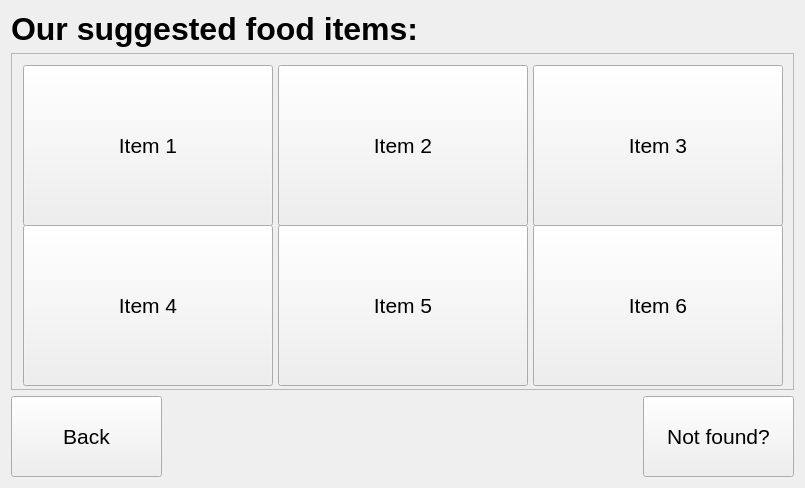
First picture: the form in v3/qt/foodSuggestionMenu/foodsuggestionmenu.ui, repository twschung/IoT-Smart-Scale, before the edit.
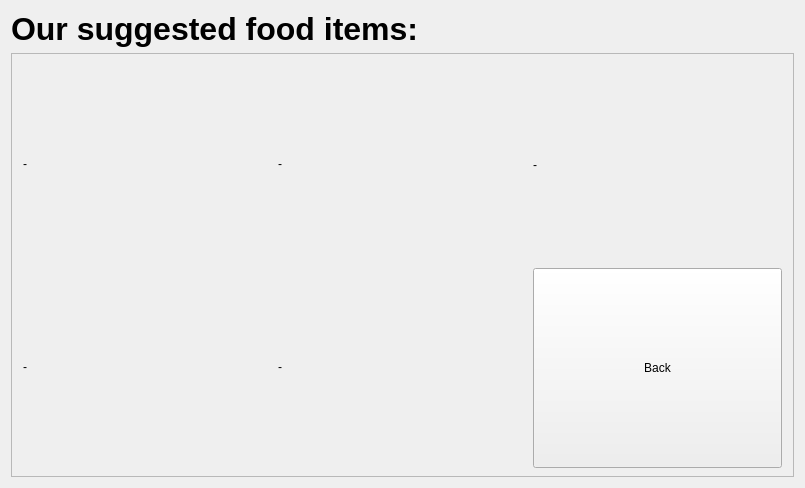
Second picture: the form after the edit.

```diff
--- a/v3/qt/foodSuggestionMenu/foodsuggestionmenu.ui
+++ b/v3/qt/foodSuggestionMenu/foodsuggestionmenu.ui
@@ -46,7 +46,7 @@
         <x>0</x>
         <y>0</y>
         <width>779</width>
-        <height>334</height>
+        <height>425</height>
        </rect>
       </property>
       <property name="minimumSize">
@@ -56,117 +56,57 @@
        </size>
       </property>
       <layout class="QGridLayout" name="gridLayout_3">
-       <item row="1" column="1">
-        <widget class="QPushButton" name="btn_item5">
-         <property name="minimumSize">
-          <size>
-           <width>250</width>
-           <height>161</height>
-          </size>
-         </property>
-         <property name="font">
-          <font>
-           <family>Helvetica Neue</family>
-           <pointsize>16</pointsize>
-          </font>
-         </property>
+       <item row="1" column="3">
+        <widget class="QLabel" name="lbl_sug3">
          <property name="text">
-          <string>Item 5</string>
-         </property>
-        </widget>
-       </item>
-       <item row="1" column="0">
-        <widget class="QPushButton" name="btn_item4">
-         <property name="minimumSize">
-          <size>
-           <width>250</width>
-           <height>161</height>
-          </size>
-         </property>
-         <property name="font">
-          <font>
-           <family>Helvetica Neue</family>
-           <pointsize>16</pointsize>
-          </font>
-         </property>
-         <property name="text">
-          <string>Item 4</string>
+          <string>-</string>
          </property>
         </widget>
        </item>
        <item row="1" column="2">
-        <widget class="QPushButton" name="btn_item6">
-         <property name="minimumSize">
-          <size>
-           <width>250</width>
-           <height>161</height>
-          </size>
-         </property>
-         <property name="font">
-          <font>
-           <family>Helvetica Neue</family>
-           <pointsize>16</pointsize>
-          </font>
-         </property>
+        <widget class="QLabel" name="lbl_sug1">
          <property name="text">
-          <string>Item 6</string>
+          <string>-</string>
          </property>
         </widget>
        </item>
-       <item row="0" column="1">
-        <widget class="QPushButton" name="btn_item2">
-         <property name="minimumSize">
-          <size>
-           <width>250</width>
-           <height>161</height>
-          </size>
+       <item row="2" column="2">
+        <widget class="QLabel" name="lbl_sug2">
+         <property name="text">
+          <string>-</string>
          </property>
-         <property name="font">
-          <font>
-           <family>Helvetica Neue</family>
-           <pointsize>16</pointsize>
-          </font>
-         </property>
+        </widget>
+       </item>
+       <item row="2" column="3">
+        <widget class="QLabel" name="lbl_sug4">
          <property name="text">
-          <string>Item 2</string>
+          <string>-</string>
          </property>
         </widget>
        </item>
-       <item row="0" column="2">
-        <widget class="QPushButton" name="btn_item3">
+       <item row="1" column="4">
+        <widget class="QLabel" name="lbl_sug5">
          <property name="minimumSize">
           <size>
-           <width>250</width>
-           <height>161</height>
+           <width>0</width>
+           <height>200</height>
           </size>
          </property>
-         <property name="font">
-          <font>
-           <family>Helvetica Neue</family>
-           <pointsize>16</pointsize>
-          </font>
-         </property>
          <property name="text">
-          <string>Item 3</string>
+          <string>-</string>
          </property>
         </widget>
        </item>
-       <item row="0" column="0">
-        <widget class="QPushButton" name="btn_item1">
+       <item row="2" column="4">
+        <widget class="QPushButton" name="btn_Back">
          <property name="minimumSize">
           <size>
-           <width>250</width>
-           <height>161</height>
+           <width>0</width>
+           <height>200</height>
           </size>
          </property>
-         <property name="font">
-          <font>
-           <family>Helvetica Neue</family>
-           <pointsize>16</pointsize>
-          </font>
-         </property>
          <property name="text">
-          <string>Item 1</string>
+          <string>Back</string>
          </property>
         </widget>
        </item>
@@ -174,61 +114,6 @@
      </widget>
     </widget>
    </item>
-   <item row="2" column="0">
-    <layout class="QHBoxLayout" name="horizontalLayout">
-     <item>
-      <widget class="QPushButton" name="btn_back">
-       <property name="minimumSize">
-        <size>
-         <width>151</width>
-         <height>81</height>
-        </size>
-       </property>
-       <property name="font">
-        <font>
-         <family>Helvetica Neue</family>
-         <pointsize>16</pointsize>
-        </font>
-       </property>
-       <property name="text">
-        <string>Back</string>
-       </property>
-      </widget>
-     </item>
-     <item>
-      <spacer name="horizontalSpacer">
-       <property name="orientation">
-        <enum>Qt::Horizontal</enum>
-       </property>
-       <property name="sizeHint" stdset="0">
-        <size>
-         <width>458</width>
-         <height>20</height>
-        </size>
-       </property>
-      </spacer>
-     </item>
-     <item>
-      <widget class="QPushButton" name="btn_notFound">
-       <property name="minimumSize">
-        <size>
-         <width>151</width>
-         <height>81</height>
-        </size>
-       </property>
-       <property name="font">
-        <font>
-         <family>Helvetica Neue</family>
-         <pointsize>16</pointsize>
-        </font>
-       </property>
-       <property name="text">
-        <string>Not found?</string>
-       </property>
-      </widget>
-     </item>
-    </layout>
-   </item>
   </layout>
  </widget>
  <layoutdefault spacing="6" margin="11"/>
```
